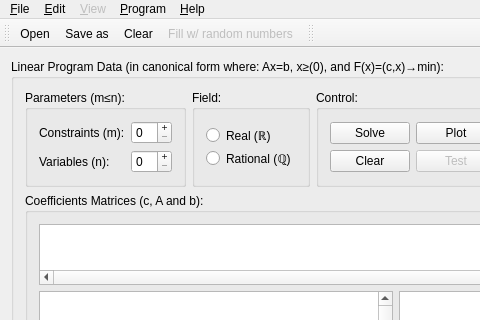
Qt form forms/mainwindow.ui (0x414c/linear-optimization-demo) before a commit; both pictures show x 0 to 480 and y 0 to 320 of the 1055 by 572 pixel window.
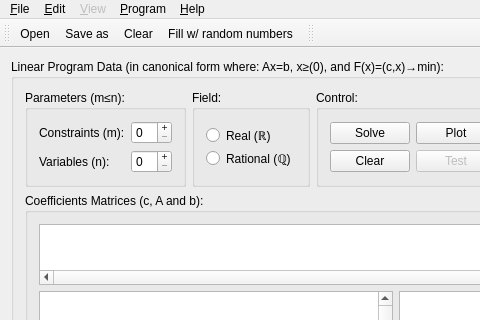
The same form after that commit. Icons and pictures are not drawn. Custom widgets are drawn as their Qt base class.

```diff
--- a/forms/mainwindow.ui
+++ b/forms/mainwindow.ui
@@ -1035,9 +1035,6 @@
    </property>
   </action>
   <action name="action_Fill_w_random_numbers">
-   <property name="enabled">
-    <bool>false</bool>
-   </property>
    <property name="icon">
     <iconset resource="../res/resources.qrc">
      <normaloff>:/icons/@16/document-revert.png</normaloff>:/icons/@16/document-revert.png</iconset>
```
